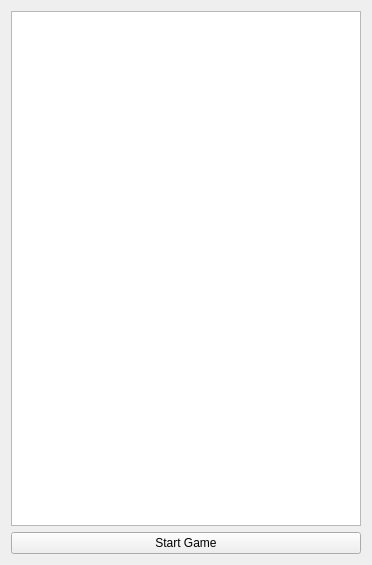
Old version of the form src/Widget.ui in the repository Ola-jed/QFlappyBird.
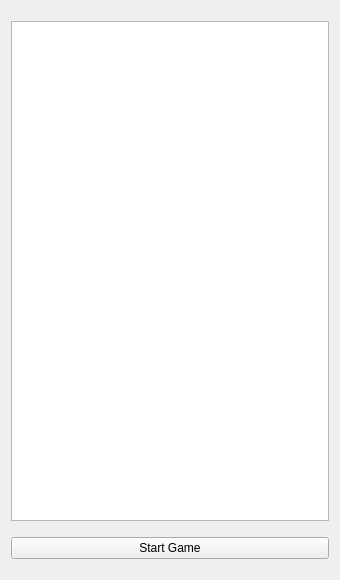
New version of the form. Icons and pictures are not drawn.

Commit message: Updatd the scene dimension

Patch:
```diff
--- a/src/Widget.ui
+++ b/src/Widget.ui
@@ -6,10 +6,22 @@
    <rect>
     <x>0</x>
     <y>0</y>
-    <width>372</width>
-    <height>565</height>
+    <width>340</width>
+    <height>580</height>
    </rect>
   </property>
+  <property name="minimumSize">
+   <size>
+    <width>340</width>
+    <height>580</height>
+   </size>
+  </property>
+  <property name="maximumSize">
+   <size>
+    <width>340</width>
+    <height>580</height>
+   </size>
+  </property>
   <property name="windowTitle">
    <string>QFlappyBird</string>
   </property>
@@ -19,7 +31,23 @@
   </property>
   <layout class="QVBoxLayout" name="verticalLayout">
    <item>
-    <widget class="QGraphicsView" name="graphicsView"/>
+    <widget class="QGraphicsView" name="graphicsView">
+     <property name="maximumSize">
+      <size>
+       <width>16777215</width>
+       <height>500</height>
+      </size>
+     </property>
+     <property name="verticalScrollBarPolicy">
+      <enum>Qt::ScrollBarAlwaysOff</enum>
+     </property>
+     <property name="horizontalScrollBarPolicy">
+      <enum>Qt::ScrollBarAlwaysOff</enum>
+     </property>
+     <property name="sizeAdjustPolicy">
+      <enum>QAbstractScrollArea::AdjustToContents</enum>
+     </property>
+    </widget>
    </item>
    <item>
     <widget class="QPushButton" name="startGameButton">
```
The commit also changes 1 other file.
